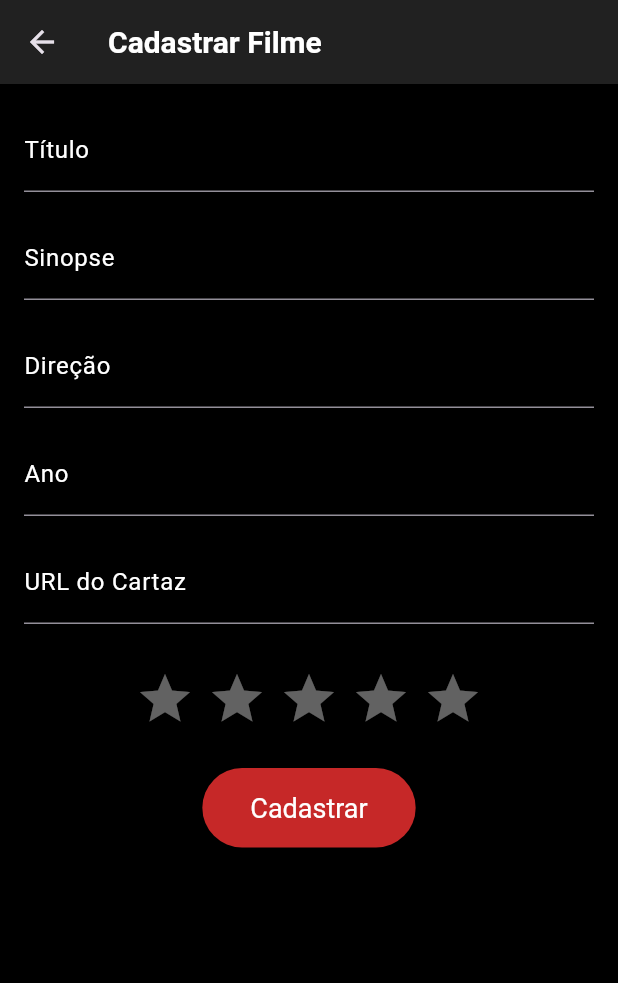
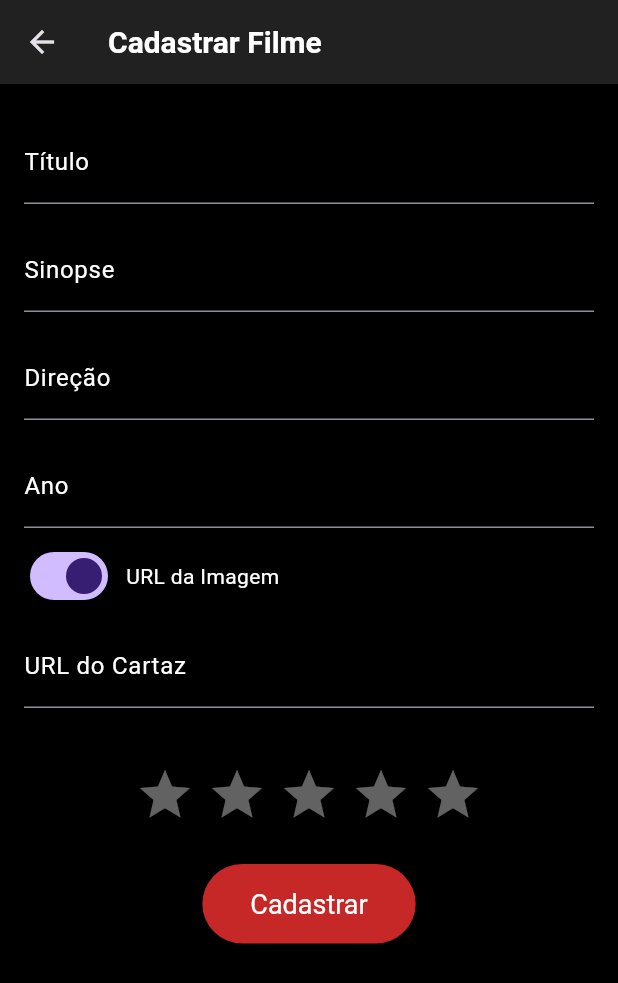
Before and after one commit to larafvitoriano/meus-filmes, a Flutter app: the screen it shows after launch, after a tap on "Cadastrar Filme", on a phone screen of 412 x 824 dp. Shown: the top 983 px of the screen. Run offline on Flutter 3.47's test engine with Material 3 defaults, Android fonts, the phone set to English and light mode, and no system bars; drawn by our look-alikes of flutter_rating_bar; our stand-ins replace image_picker, sqflite; accounts and stored records are empty.

```diff
--- a/lib/main.dart
+++ b/lib/main.dart
@@ -1,7 +1,5 @@
 import 'package:flutter/material.dart';
-import 'movie.dart';
 import 'movie_form.dart';
-import 'package:flutter_rating_bar/flutter_rating_bar.dart';
 import 'catalog_page.dart';
 import 'database_helper.dart';
 
@@ -14,7 +12,7 @@ class MyApp extends StatelessWidget {
   Widget build(BuildContext context) {
     return MaterialApp(
       title: 'Meus Filmes',
-      home: MyHomePage(), // Usando MyHomePage como tela inicial
+      home: MyHomePage(),
       theme: ThemeData(
         brightness: Brightness.dark,
         primarySwatch: Colors.red,
@@ -27,9 +25,7 @@ class MyApp extends StatelessWidget {
             fontWeight: FontWeight.bold,
           ),
         ),
-        drawerTheme: DrawerThemeData(
-          backgroundColor: Colors.grey[850],
-        ),
+        drawerTheme: DrawerThemeData(backgroundColor: Colors.grey[850]),
         elevatedButtonTheme: ElevatedButtonThemeData(
           style: ElevatedButton.styleFrom(
             backgroundColor: Colors.red[800],
@@ -62,7 +58,7 @@ class MyApp extends StatelessWidget {
 class MyHomePage extends StatelessWidget {
   @override
   Widget build(BuildContext context) {
-    final dbHelper = DatabaseHelper(); // Instancia o DatabaseHelper aqui
+    final dbHelper = DatabaseHelper();
     return Scaffold(
       appBar: AppBar(title: Text('Meus Filmes')),
       drawer: Drawer(
@@ -83,7 +79,9 @@ class MyHomePage extends StatelessWidget {
                 Navigator.pop(context);
                 Navigator.push(
                   context,
-                  MaterialPageRoute(builder: (context) => MovieForm()),
+                  MaterialPageRoute(
+                    builder: (context) => MovieForm(dbHelper: dbHelper),
+                  ),
                 );
               },
             ),
@@ -95,7 +93,8 @@ class MyHomePage extends StatelessWidget {
                 Navigator.push(
                   context,
                   MaterialPageRoute(
-                      builder: (context) => CatalogPage(dbHelper: dbHelper)), // Passa dbHelper
+                    builder: (context) => CatalogPage(dbHelper: dbHelper),
+                  ),
                 );
               },
             ),
@@ -103,63 +102,46 @@ class MyHomePage extends StatelessWidget {
         ),
       ),
       body: Center(
-
         child: Column(
-
           mainAxisAlignment: MainAxisAlignment.center,
 
           children: <Widget>[
-
             Image.asset('assets/icon.png', height: 50),
 
             SizedBox(height: 40),
 
             ElevatedButton(
-
               onPressed: () {
-
                 Navigator.push(
-
                   context,
 
-                  MaterialPageRoute(builder: (context) => MovieForm()),
-
+                  MaterialPageRoute(
+                    builder: (context) => MovieForm(dbHelper: dbHelper),
+                  ),
                 );
-
               },
 
               child: Text('Cadastrar Filme'),
-
             ),
 
             SizedBox(height: 20),
 
             ElevatedButton(
-
               onPressed: () {
-
                 Navigator.push(
-
                   context,
 
-                  MaterialPageRoute(builder: (context) => CatalogPage(dbHelper: dbHelper)),
-
+                  MaterialPageRoute(
+                    builder: (context) => CatalogPage(dbHelper: dbHelper),
+                  ),
                 );
-
               },
 
               child: Text('Lista de Filmes'),
-
             ),
-
           ],
-
         ),
-
       ),
-
     );
-
   }
-
 }
--- a/lib/movie_form.dart
+++ b/lib/movie_form.dart
@@ -1,29 +1,83 @@
 import 'package:flutter/material.dart';
+import 'dart:io';
 import 'package:flutter_rating_bar/flutter_rating_bar.dart';
+import 'package:image_picker/image_picker.dart';
 import 'database_helper.dart';
 import 'movie.dart';
 
 class MovieForm extends StatefulWidget {
+  final Movie? movie;
+  final DatabaseHelper dbHelper;
+
+  MovieForm({this.movie, required this.dbHelper});
+
   @override
   _MovieFormState createState() => _MovieFormState();
 }
 
 class _MovieFormState extends State<MovieForm> {
-  final dbHelper = DatabaseHelper();
   final _formKey = GlobalKey<FormState>();
-  final _titleController = TextEditingController();
-  final _directorController = TextEditingController();
-  final _yearController = TextEditingController();
-  final _synopsisController = TextEditingController();
-  final _posterUrlController = TextEditingController();
+  late TextEditingController _titleController;
+  late TextEditingController _directorController;
+  late TextEditingController _yearController;
+  late TextEditingController _synopsisController;
+  late TextEditingController _posterUrlController;
   double _rating = 0;
-  String? _posterUrl;
+  File? _image;
+  final ImagePicker _picker = ImagePicker();
+  bool _useImageUrl = true;
+
+  @override
+  void initState() {
+    super.initState();
+    _titleController = TextEditingController(text: widget.movie?.title ?? '');
+    _directorController = TextEditingController(
+      text: widget.movie?.director ?? '',
+    );
+    _yearController = TextEditingController(
+      text: widget.movie?.year?.toString() ?? '',
+    );
+    _synopsisController = TextEditingController(
+      text: widget.movie?.synopsis ?? '',
+    );
+    _posterUrlController = TextEditingController(
+      text: widget.movie?.posterUrl ?? '',
+    );
+    _rating = widget.movie?.rating ?? 0;
+  }
+
+  @override
+  void dispose() {
+    _titleController.dispose();
+    _directorController.dispose();
+    _yearController.dispose();
+    _synopsisController.dispose();
+    _posterUrlController.dispose();
+    super.dispose();
+  }
+
+  Future<void> _getImage() async {
+    final pickedFile = await _picker.pickImage(source: ImageSource.gallery);
+    if (pickedFile != null) {
+      setState(() {
+        _image = File(pickedFile.path);
+        _useImageUrl = false;
+      });
+    }
+  }
+
+  String? _validateField(String? value, String label) {
+    if (value == null || value.isEmpty) {
+      return 'Por favor, insira $label';
+    }
+    return null;
+  }
 
   @override
   Widget build(BuildContext context) {
     return Scaffold(
       appBar: AppBar(
-        title: Text('Cadastrar Filme'),
+        title: Text(widget.movie == null ? 'Cadastrar Filme' : 'Editar Filme'),
       ),
       body: SingleChildScrollView(
         padding: const EdgeInsets.all(16.0),
@@ -31,113 +85,144 @@ class _MovieFormState extends State<MovieForm> {
           key: _formKey,
           child: Column(
             children: <Widget>[
-              TextFormField(
-                controller: _titleController,
-                decoration: InputDecoration(labelText: 'Título'),
-                validator: (value) {
-                  if (value == null || value.isEmpty) {
-                    return 'Por favor, insira o título';
+              _buildTextFormField(_titleController, 'Título'),
+              _buildTextFormField(_synopsisController, 'Sinopse'),
+              _buildTextFormField(_directorController, 'Direção'),
+              _buildTextFormField(
+                _yearController,
+                'Ano',
+                keyboardType: TextInputType.number,
+              ),
+              _buildImageSelection(),
+              SizedBox(height: 30),
+              _buildRatingBar(),
+              SizedBox(height: 10),
+              _buildSubmitButton(context),
+            ],
+          ),
+        ),
+      ),
+    );
   }
-                  return null;
-                },
-                autovalidateMode: AutovalidateMode.onUserInteraction, // Adicionado
+
+  Widget _buildTextFormField(
+    TextEditingController controller,
+    String label, {
+    TextInputType? keyboardType,
+  }) {
+    return Padding(
+      padding: const EdgeInsets.symmetric(vertical: 8.0),
+      child: TextFormField(
+        controller: controller,
+        decoration: InputDecoration(labelText: label),
+        validator: (value) => _validateField(value, label),
+        keyboardType: keyboardType,
+        autovalidateMode: AutovalidateMode.onUserInteraction,
       ),
-              SizedBox(height: 16.0),
-              TextFormField(
-                controller: _synopsisController,
-                decoration: InputDecoration(labelText: 'Sinopse'),
-                validator: (value) {
-                  if (value == null || value.isEmpty) {
-                    return 'Por favor, insira a sinopse';
+    );
   }
-                  return null;
-                },
-                autovalidateMode: AutovalidateMode.onUserInteraction, // Adicionado
+
+  Widget _buildImageSelection() {
+    return Column(
+      children: [
+        Row(
+          children: [
+            Switch(
+              value: _useImageUrl,
+              onChanged:
+                  (value) => setState(() {
+                    _useImageUrl = value;
+                    _image = null;
+                  }),
             ),
-              SizedBox(height: 16.0),
-              TextFormField(
-                controller: _directorController,
-                decoration: InputDecoration(labelText: 'Direção'),
-                validator: (value) {
-                  if (value == null || value.isEmpty) {
-                    return 'Por favor, insira a direção';
-                  }
-                  return null;
-                },
-                autovalidateMode: AutovalidateMode.onUserInteraction, // Adicionado
+            SizedBox(width: 8.0),
+            Text(_useImageUrl ? 'URL da Imagem' : 'Imagem da Galeria'),
+          ],
         ),
-              SizedBox(height: 16.0),
-              TextFormField(
-                controller: _yearController,
-                decoration: InputDecoration(labelText: 'Ano'),
-                keyboardType: TextInputType.number,
-                validator: (value) {
-                  if (value == null || value.isEmpty) {
-                    return 'Por favor, insira o ano';
-                  }
-                  return null;
-                },
-                autovalidateMode: AutovalidateMode.onUserInteraction, // Adicionado
-              ),
-              SizedBox(height: 16.0),
-              TextFormField(
+        if (_useImageUrl)
+          Padding(
+            padding: const EdgeInsets.symmetric(vertical: 8.0),
+            child: TextFormField(
               controller: _posterUrlController,
               decoration: InputDecoration(labelText: 'URL do Cartaz'),
-                autovalidateMode: AutovalidateMode.onUserInteraction, // Adicionado
+              autovalidateMode: AutovalidateMode.onUserInteraction,
             ),
-              SizedBox(height: 30),
-              RatingBar.builder(
+          )
+        else
+          Column(
+            children: [
+              SizedBox(height: 16.0),
+              ElevatedButton(
+                onPressed: _getImage,
+                child: Text('Selecionar Imagem'),
+              ),
+              if (_image != null)
+                Padding(
+                  padding: const EdgeInsets.only(top: 8.0),
+                  child: Image.file(_image!, height: 100),
+                ),
+            ],
+          ),
+      ],
+    );
+  }
+
+  Widget _buildRatingBar() {
+    return RatingBar.builder(
       initialRating: _rating,
       minRating: 0,
       direction: Axis.horizontal,
       allowHalfRating: false,
       itemCount: 5,
       itemPadding: EdgeInsets.symmetric(horizontal: 4.0),
-                itemBuilder: (context, _) => Icon(
-                  Icons.star,
-                  color: Colors.amber,
-                ),
-                onRatingUpdate: (rating) {
-                  setState(() {
-                    _rating = rating;
-                  });
-                },
-              ),
-              SizedBox(height: 10),
-              Padding(
+      itemBuilder: (context, _) => Icon(Icons.star, color: Colors.amber),
+      onRatingUpdate: (rating) => setState(() => _rating = rating),
+    );
+  }
+
+  Widget _buildSubmitButton(BuildContext context) {
+    return Padding(
       padding: const EdgeInsets.symmetric(vertical: 16.0),
       child: ElevatedButton(
         onPressed: () async {
           if (_formKey.currentState!.validate()) {
             final movie = Movie(
+              id: widget.movie?.id,
               title: _titleController.text,
               director: _directorController.text,
-                        year: int.parse(_yearController.text),
+              year: int.tryParse(_yearController.text) ?? 0,
               synopsis: _synopsisController.text,
               rating: _rating,
               posterUrl: _posterUrlController.text,
             );
-                      int result = await dbHelper.insertMovie(movie);
+
+            final result =
+                widget.movie == null
+                    ? await widget.dbHelper.insertMovie(movie)
+                    : await widget.dbHelper.updateMovie(movie);
+
             if (result != -1) {
               ScaffoldMessenger.of(context).showSnackBar(
-                          SnackBar(content: Text(
-                              'Filme cadastrado com sucesso!')),
+                SnackBar(
+                  content: Text(
+                    '${widget.movie == null ? 'Filme cadastrado' : 'Filme atualizado'} com sucesso!',
+                  ),
+                ),
               );
-                        Navigator.pop(context); // Volta para o CatalogPage
+              Navigator.pop(context);
             } else {
               ScaffoldMessenger.of(context).showSnackBar(
-                          SnackBar(content: Text('Erro ao cadastrar filme.')),
-                        );
-                      }
-                    }
-                  },
-                  child: Text('Cadastrar'),
-                ),
-              ),
-            ],
-          ),
+                SnackBar(
+                  content: Text(
+                    'Erro ao ${widget.movie == null ? 'cadastrar' : 'atualizar'} filme.',
                   ),
                 ),
               );
             }
           }
+        },
+        child: Text(widget.movie == null ? 'Cadastrar' : 'Salvar'),
+      ),
+    );
+  }
+}
```
Also changed, not shown: lib/catalog_page.dart (+109 -100 lines), lib/database_helper.dart (+10 -5 lines), assets/cadastro.PNG (added), assets/catalogo.PNG (added), assets/homepage.PNG (added), assets/menu.PNG (added), lib/movie_contract.dart (line endings or trailing spaces), 2 other files. Lines whose indentation alone changed are shown as unchanged.
